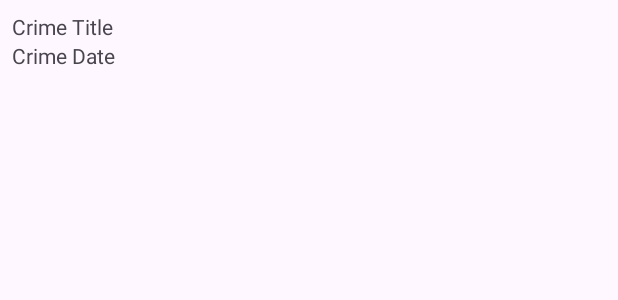
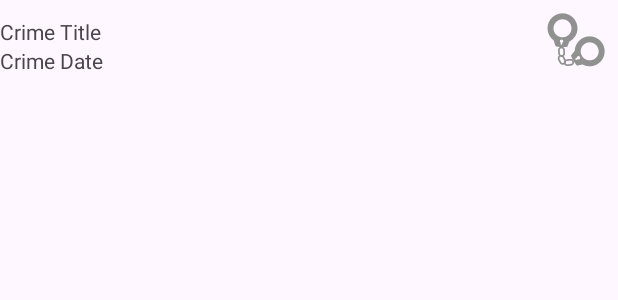
Before and after one commit to ZolotkoVal/CriminalIntent, an Android app: the layout list_item_crime.xml on its own in the app's theme, with its tools: preview values and no code run, on a phone screen of 412 x 824 dp. Shown: the top 300 px of the screen. Run offline under Robolectric (Android 15) with nearby library versions, the phone set to English and light mode, and no system bars.

Commit message:
Добавление наручников и Добавление зависимостей

```diff
--- a/app/build.gradle.kts
+++ b/app/build.gradle.kts
@@ -1,6 +1,8 @@
 plugins {
     id("com.android.application")
     id("org.jetbrains.kotlin.android")
+    id("org.jetbrains.kotlin.kapt")
+
 }
 
 android {
@@ -43,6 +45,8 @@ dependencies {
     implementation("androidx.constraintlayout:constraintlayout:2.1.4")
     implementation("androidx.lifecycle:lifecycle-extensions:2.2.0")
     implementation ("androidx.recyclerview:recyclerview:1.3.2")
+    implementation ("androidx.room:room- runtime:2.1.0-alpha04")
+    kapt ("androidx.room:room-compiler:2.6.0")
     testImplementation("junit:junit:4.13.2")
     androidTestImplementation("androidx.test.ext:junit:1.1.5")
     androidTestImplementation("androidx.test.espresso:espresso-core:3.5.1")
--- a/app/src/main/java/com/bignerdranch/android/criminalintent/CrimeListFragment.kt
+++ b/app/src/main/java/com/bignerdranch/android/criminalintent/CrimeListFragment.kt
@@ -5,6 +5,7 @@ import android.util.Log
 import android.view.LayoutInflater
 import android.view.View
 import android.view.ViewGroup
+import android.widget.ImageView
 import android.widget.TextView
 import android.widget.Toast
 import androidx.fragment.app.Fragment
@@ -47,6 +48,7 @@ class CrimeListFragment: Fragment() {
         private lateinit var crime: Crime
         private val titleTextView: TextView = itemView.findViewById(R.id.crime_title)
         private val dateTextView: TextView = itemView.findViewById(R.id.crime_date)
+        private val solvedImageView: ImageView = itemView.findViewById(R.id.crime_solved)
         init {
             itemView.setOnClickListener(this)
         }
@@ -54,6 +56,11 @@ class CrimeListFragment: Fragment() {
             this.crime = crime
             titleTextView.text = this.crime.title
             dateTextView.text = this.crime.date.toString()
+            solvedImageView.visibility = if (crime.isSolved) {
+                View.VISIBLE
+            } else {
+                View.GONE
+            }
         }
         override fun onClick(v: View) {
             Toast.makeText(context, "${crime.title}pressed!", Toast.LENGTH_SHORT).show()
--- a/app/src/main/res/layout/list_item_crime.xml
+++ b/app/src/main/res/layout/list_item_crime.xml
@@ -1,20 +1,42 @@
 <?xml version="1.0" encoding="utf-8"?>
-<LinearLayout
-    xmlns:android="http://schemas.android.com/apk/res/android"
+<androidx.constraintlayout.widget.ConstraintLayout xmlns:android="http://schemas.android.com/apk/res/android"
+    xmlns:app="http://schemas.android.com/apk/res-auto"
     xmlns:tools="http://schemas.android.com/tools"
-    android:orientation="vertical"
+    android:id="@+id/linearLayout"
     android:layout_width="match_parent"
-    android:layout_height="wrap_content"
-    android:padding="8dp">
+    android:layout_height="wrap_content">
 
     <TextView
         android:id="@+id/crime_title"
-        android:layout_width="match_parent"
+        android:layout_width="0dp"
         android:layout_height="wrap_content"
-        android:text="Crime Title"/>
+        android:layout_marginTop="8dp"
+        android:text="Crime Title"
+        app:layout_constraintBottom_toTopOf="@+id/crime_date"
+        app:layout_constraintEnd_toEndOf="parent"
+        app:layout_constraintStart_toStartOf="parent"
+        app:layout_constraintTop_toTopOf="parent"
+        app:layout_constraintVertical_chainStyle="packed" />
+
     <TextView
         android:id="@+id/crime_date"
-        android:layout_width="match_parent"
+        android:layout_width="0dp"
         android:layout_height="wrap_content"
-        android:text="Crime Date"/>
-</LinearLayout>
+        android:text="Crime Date"
+        app:layout_constraintBottom_toBottomOf="parent"
+        app:layout_constraintEnd_toEndOf="parent"
+        app:layout_constraintStart_toStartOf="parent"
+        app:layout_constraintTop_toBottomOf="@+id/crime_title" />
+
+    <ImageView
+        android:id="@+id/crime_solved"
+        android:layout_width="wrap_content"
+        android:layout_height="wrap_content"
+        android:layout_marginTop="8dp"
+        android:layout_marginEnd="8dp"
+        android:layout_marginBottom="8dp"
+        app:layout_constraintBottom_toBottomOf="parent"
+        app:layout_constraintEnd_toEndOf="parent"
+        app:layout_constraintTop_toTopOf="parent"
+        app:srcCompat="@drawable/ic_solved"/>
+</androidx.constraintlayout.widget.ConstraintLayout>
```
Also changed, not shown: app/src/main/res/drawable-hdpi/ic_solved.png (added), app/src/main/res/drawable-mdpi/ic_solved.png (added), app/src/main/res/drawable-xhdpi/ic_solved.png (added), app/src/main/res/drawable-xxhdpi/ic_solved.png (added), app/src/main/res/drawable-xxxhdpi/ic_solved.png (added).
